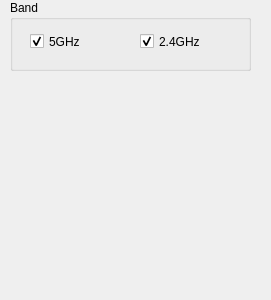
The window that linssid-app/ViewFilterDialog.ui (chunmeng/linssid-ex) describes before a commit, drawn with Qt 5.
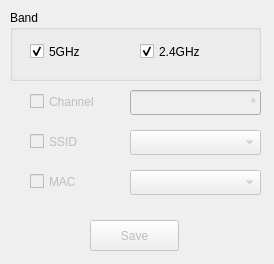
The same window after the commit.

Commit message: ref: fixed size of ViewFilterDialog and added some disabled ui elements

Diff of the .ui file:
```diff
--- a/linssid-app/ViewFilterDialog.ui
+++ b/linssid-app/ViewFilterDialog.ui
@@ -6,10 +6,22 @@
    <rect>
     <x>0</x>
     <y>0</y>
-    <width>271</width>
-    <height>300</height>
+    <width>274</width>
+    <height>264</height>
    </rect>
   </property>
+  <property name="minimumSize">
+   <size>
+    <width>274</width>
+    <height>264</height>
+   </size>
+  </property>
+  <property name="maximumSize">
+   <size>
+    <width>274</width>
+    <height>264</height>
+   </size>
+  </property>
   <property name="windowTitle">
    <string>View Filter</string>
   </property>
@@ -20,8 +32,8 @@
    <property name="geometry">
     <rect>
      <x>10</x>
-     <y>0</y>
-     <width>241</width>
+     <y>10</y>
+     <width>251</width>
      <height>71</height>
     </rect>
    </property>
@@ -67,6 +79,115 @@
     </property>
    </widget>
   </widget>
+  <widget class="QCheckBox" name="checkBoxChannel">
+   <property name="enabled">
+    <bool>false</bool>
+   </property>
+   <property name="geometry">
+    <rect>
+     <x>30</x>
+     <y>90</y>
+     <width>92</width>
+     <height>23</height>
+    </rect>
+   </property>
+   <property name="text">
+    <string>Channel</string>
+   </property>
+  </widget>
+  <widget class="QLineEdit" name="lineEditChannel">
+   <property name="enabled">
+    <bool>false</bool>
+   </property>
+   <property name="geometry">
+    <rect>
+     <x>130</x>
+     <y>90</y>
+     <width>131</width>
+     <height>25</height>
+    </rect>
+   </property>
+   <property name="text">
+    <string>*</string>
+   </property>
+   <property name="alignment">
+    <set>Qt::AlignRight|Qt::AlignTrailing|Qt::AlignVCenter</set>
+   </property>
+  </widget>
+  <widget class="QCheckBox" name="checkBoxSSID">
+   <property name="enabled">
+    <bool>false</bool>
+   </property>
+   <property name="geometry">
+    <rect>
+     <x>30</x>
+     <y>130</y>
+     <width>92</width>
+     <height>23</height>
+    </rect>
+   </property>
+   <property name="text">
+    <string>SSID</string>
+   </property>
+  </widget>
+  <widget class="QCheckBox" name="checkBoxMac">
+   <property name="enabled">
+    <bool>false</bool>
+   </property>
+   <property name="geometry">
+    <rect>
+     <x>30</x>
+     <y>170</y>
+     <width>92</width>
+     <height>23</height>
+    </rect>
+   </property>
+   <property name="text">
+    <string>MAC</string>
+   </property>
+  </widget>
+  <widget class="QComboBox" name="comboBoxSsid">
+   <property name="enabled">
+    <bool>false</bool>
+   </property>
+   <property name="geometry">
+    <rect>
+     <x>130</x>
+     <y>130</y>
+     <width>131</width>
+     <height>25</height>
+    </rect>
+   </property>
+  </widget>
+  <widget class="QComboBox" name="comboBoxMac">
+   <property name="enabled">
+    <bool>false</bool>
+   </property>
+   <property name="geometry">
+    <rect>
+     <x>130</x>
+     <y>170</y>
+     <width>131</width>
+     <height>25</height>
+    </rect>
+   </property>
+  </widget>
+  <widget class="QPushButton" name="buttonSave">
+   <property name="enabled">
+    <bool>false</bool>
+   </property>
+   <property name="geometry">
+    <rect>
+     <x>90</x>
+     <y>220</y>
+     <width>89</width>
+     <height>31</height>
+    </rect>
+   </property>
+   <property name="text">
+    <string>Save</string>
+   </property>
+  </widget>
  </widget>
  <resources/>
  <connections/>
```
